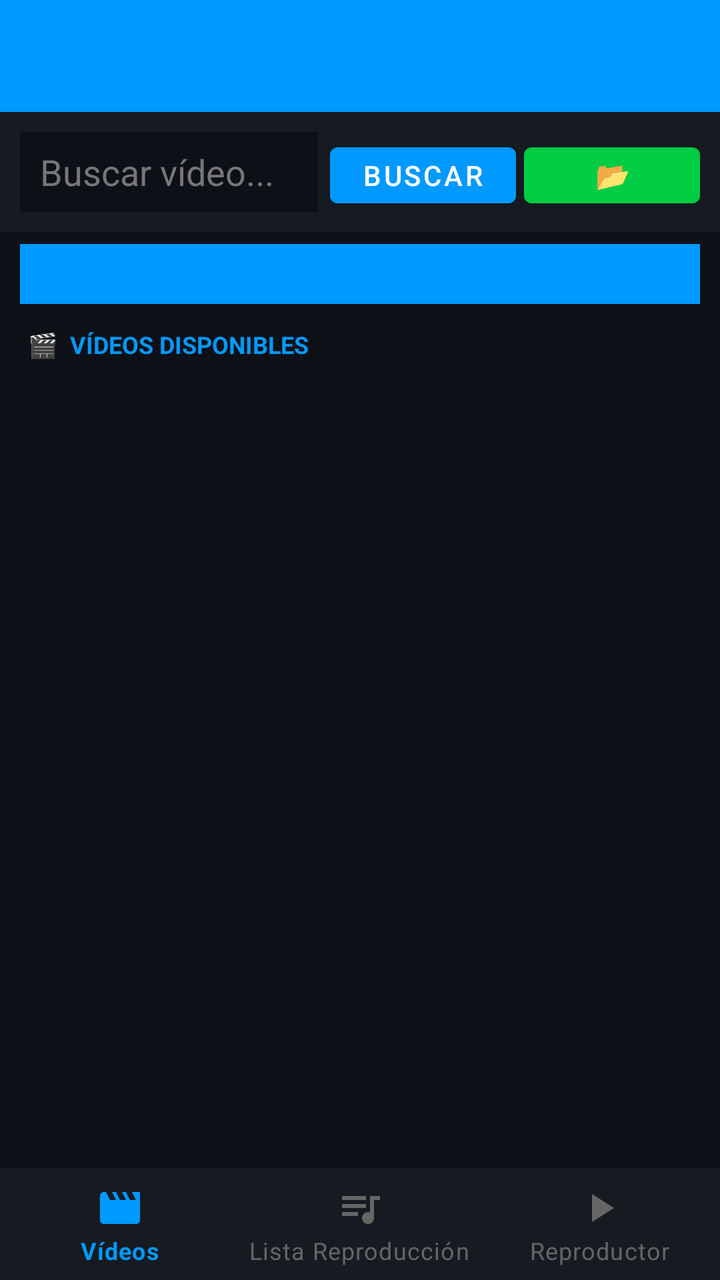
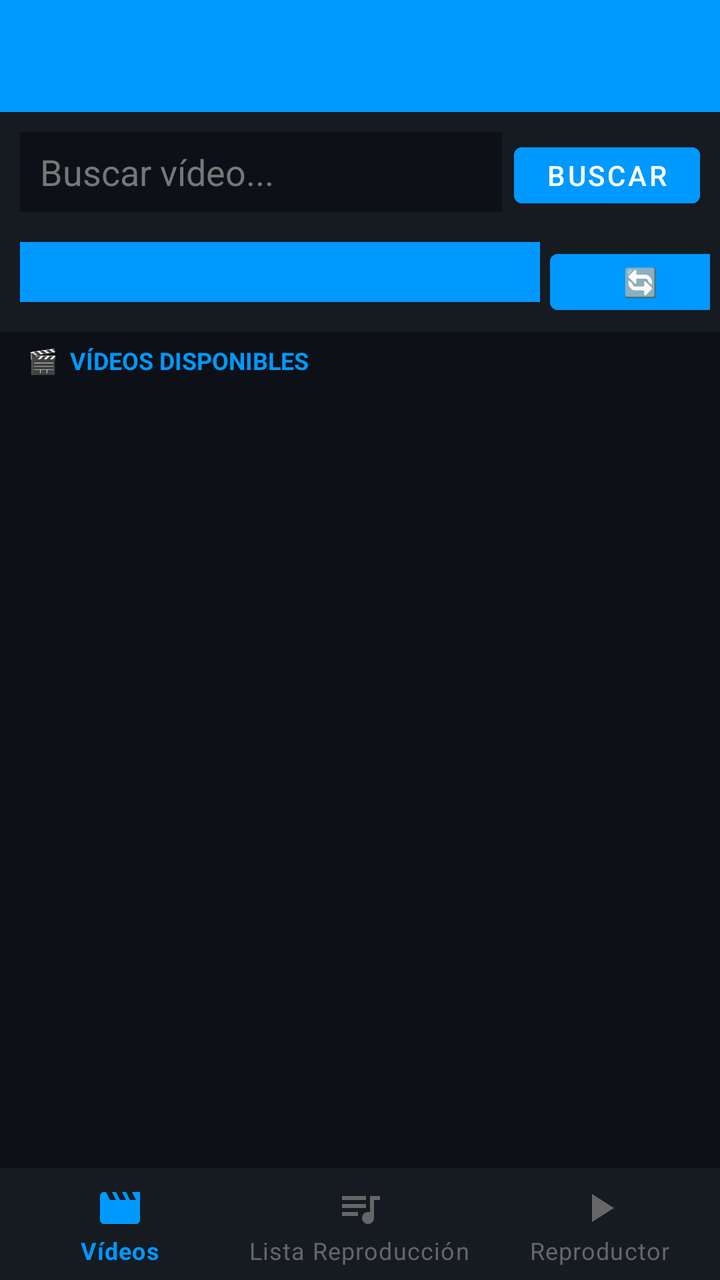

The first picture is an Android layout as it rendered before a commit; the second is the same layout after the commit. The layout source and the unified diff follow.
<!-- AndroidManifest.xml: application theme Theme.VideoControl -->
<!-- res/layout/activity_main.xml -->
<?xml version="1.0" encoding="utf-8"?>
<LinearLayout xmlns:android="http://schemas.android.com/apk/res/android"
    xmlns:app="http://schemas.android.com/apk/res-auto"
    android:layout_width="match_parent"
    android:layout_height="match_parent"
    android:orientation="vertical"
    android:background="@color/bg_dark">

    <androidx.appcompat.widget.Toolbar
        android:id="@+id/toolbar"
        android:layout_width="match_parent"
        android:layout_height="?attr/actionBarSize"
        android:background="@color/accent_blue"
        app:titleTextColor="@android:color/white" />

    
    <LinearLayout
        android:id="@+id/panelVideos"
        android:layout_width="match_parent"
        android:layout_height="0dp"
        android:layout_weight="1"
        android:orientation="vertical"
        android:visibility="visible">

        
        <LinearLayout
            android:layout_width="match_parent"
            android:layout_height="wrap_content"
            android:orientation="horizontal"
            android:padding="10dp"
            android:background="@color/card_dark">

            <EditText
                android:id="@+id/searchEditText"
                android:layout_width="0dp"
                android:layout_height="40dp"
                android:layout_weight="1"
                android:hint="Buscar vídeo..."
                android:textColorHint="#777"
                android:textColor="@android:color/white"
                android:background="@color/bg_dark"
                android:paddingHorizontal="10dp"
                android:singleLine="true" />

            <Button
                android:id="@+id/searchButton"
                android:layout_width="wrap_content"
                android:layout_height="40dp"
                android:text="Buscar"
                android:backgroundTint="@color/accent_blue"
                android:textColor="@color/white"
                android:layout_marginStart="6dp" />

            <Button
                android:id="@+id/scanButton"
                android:layout_width="wrap_content"
                android:layout_height="40dp"
                android:text="📂"
                android:backgroundTint="@color/accent_green"
                android:layout_marginStart="4dp" />
        </LinearLayout>

        <Spinner
            android:id="@+id/categorySpinner"
            android:layout_width="match_parent"
            android:layout_height="30dp"
            android:layout_marginHorizontal="10dp"
            android:layout_marginVertical="6dp"
            android:background="@color/accent_blue" />

        <TextView
            android:layout_width="match_parent"
            android:layout_height="wrap_content"
            android:text="🎬  VÍDEOS DISPONIBLES"
            android:textColor="@color/accent_blue"
            android:textSize="12sp"
            android:textStyle="bold"
            android:paddingHorizontal="14dp"
            android:paddingVertical="6dp" />

        <androidx.recyclerview.widget.RecyclerView
            android:id="@+id/videosRecyclerView"
            android:layout_width="match_parent"
            android:layout_height="match_parent"
            android:clipToPadding="false"
            android:paddingBottom="8dp" />
    </LinearLayout>

    
    <LinearLayout
        android:id="@+id/panelQueue"
        android:layout_width="match_parent"
        android:layout_height="0dp"
        android:layout_weight="1"
        android:orientation="vertical"
        android:visibility="gone">

        <LinearLayout
            android:layout_width="match_parent"
            android:layout_height="wrap_content"
            android:orientation="horizontal"
            android:padding="10dp"
            android:background="@color/card_dark">

            <Button
                android:id="@+id/playQueueButton"
                android:layout_width="0dp"
                android:textSize="20dp"
                android:layout_height="wrap_content"
                android:layout_weight="1"
                android:text="▶"
                android:backgroundTint="@color/accent_green"
                android:textColor="@color/white" />

            <Button
                android:id="@+id/playNextButton"
                android:layout_width="0dp"
                android:layout_marginStart="8dp"
                android:textSize="20dp"
                android:layout_height="wrap_content"
                android:layout_weight="1"
                android:text="▶▶|"
                android:backgroundTint="@color/accent_green"
                android:textColor="@color/white" />


            <Button
                android:id="@+id/clearQueueButton"
                android:layout_width="0dp"
                android:layout_height="wrap_content"
                android:layout_weight="1"
                android:layout_marginStart="8dp"
                android:textSize="20dp"
                android:text="🗑️"
                android:backgroundTint="@color/accent_red"
                android:textColor="@color/white" />
        </LinearLayout>

        <TextView
            android:layout_width="match_parent"
            android:layout_height="wrap_content"
            android:text="📋  LISTA DE REPRODUCCIÓN"
            android:textColor="@color/accent_blue"
            android:textSize="12sp"
            android:textStyle="bold"
            android:paddingHorizontal="14dp"
            android:paddingVertical="6dp" />

        <androidx.recyclerview.widget.RecyclerView
            android:id="@+id/queueRecyclerView"
            android:layout_width="match_parent"
            android:layout_height="match_parent"
            android:clipToPadding="false"
            android:paddingBottom="8dp" />
    </LinearLayout>

    
    <LinearLayout
        android:id="@+id/panelPlayer"
        android:layout_width="match_parent"
        android:layout_height="0dp"
        android:layout_weight="1"
        android:orientation="vertical"
        android:gravity="center"
        android:padding="24dp"
        android:visibility="gone">

        
        <TextView
            android:layout_width="wrap_content"
            android:layout_height="wrap_content"
            android:text="🖥"
            android:textSize="64sp"
            android:layout_marginBottom="8dp" />

        
        <TextView
            android:id="@+id/nowPlayingTitle"
            android:layout_width="match_parent"
            android:layout_height="wrap_content"
            android:text="Ningún vídeo"
            android:textColor="@android:color/white"
            android:textSize="18sp"
            android:textStyle="bold"
            android:gravity="center"
            android:layout_marginBottom="4dp" />

        <TextView
            android:id="@+id/playerStateText"
            android:layout_width="match_parent"
            android:layout_height="wrap_content"
            android:text="Detenido"
            android:textColor="#AAAAAA"
            android:textSize="14sp"
            android:gravity="center"
            android:layout_marginBottom="4dp" />

        <TextView
            android:id="@+id/queueCountText"
            android:layout_width="match_parent"
            android:layout_height="wrap_content"
            android:text="En cola: 0 video(s)"
            android:textColor="@color/accent_blue"
            android:textSize="13sp"
            android:gravity="center"
            android:layout_marginBottom="24dp" />

        
        <LinearLayout
            android:layout_width="wrap_content"
            android:layout_height="wrap_content"
            android:orientation="horizontal"
            android:gravity="center"
            android:layout_marginBottom="24dp">

            <ImageButton
                android:id="@+id/btnStop"
                android:layout_width="60dp"
                android:layout_height="60dp"
                android:src="@android:drawable/ic_media_pause"
                android:background="@color/card_dark"
                android:tint="@color/accent_red"
                android:layout_marginHorizontal="8dp" />

            <ImageButton
                android:id="@+id/btnPlayPause"
                android:layout_width="72dp"
                android:layout_height="72dp"
                android:src="@android:drawable/ic_media_play"
                android:background="@color/accent_blue"
                android:tint="@android:color/white"
                android:layout_marginHorizontal="8dp" />

            <ImageButton
                android:id="@+id/btnNext"
                android:layout_width="60dp"
                android:layout_height="60dp"
                android:src="@android:drawable/ic_media_next"
                android:background="@color/card_dark"
                android:tint="@color/accent_green"
                android:layout_marginHorizontal="8dp" />

            <ImageButton
                android:id="@+id/btnFullscreen"
                android:layout_width="60dp"
                android:layout_height="60dp"
                android:src="@drawable/ic_fullscreen"
                android:background="@color/card_dark"
                android:tint="#FFCC00"
                android:layout_marginHorizontal="8dp" />
        </LinearLayout>

        
        <TextView
            android:layout_width="match_parent"
            android:layout_height="wrap_content"
            android:text="🔊  Volumen"
            android:textColor="#AAAAAA"
            android:textSize="13sp"
            android:layout_marginBottom="6dp" />

        <SeekBar
            android:id="@+id/volumeSeekBar"
            android:layout_width="match_parent"
            android:layout_height="wrap_content"
            android:max="200"
            android:progress="100"
            android:thumbTint="@color/accent_blue"
            android:progressTint="@color/accent_blue" />

    </LinearLayout>

    
    <com.google.android.material.bottomnavigation.BottomNavigationView
        android:id="@+id/bottomNav"
        android:layout_width="match_parent"
        android:layout_height="wrap_content"
        android:background="@color/card_dark"
        app:itemIconTint="@color/nav_selector"
        app:itemTextColor="@color/nav_selector"
        app:menu="@menu/bottom_nav_menu" />

</LinearLayout>
<!-- resources referenced by this layout -->
<resources>
  <color name="accent_blue">#0099FF</color>
  <color name="accent_green">#00CC44</color>
  <color name="accent_red">#CC2200</color>
  <color name="bg_dark">#0D1117</color>
  <color name="card_dark">#161B22</color>
  <color name="white">#FFFFFF</color>
  <!-- drawable ic_fullscreen (drawable) -->
  <?xml version="1.0" encoding="utf-8"?>
  <vector xmlns:android="http://schemas.android.com/apk/res/android"
      android:width="24dp" android:height="24dp"
      android:viewportWidth="24" android:viewportHeight="24">
    <path android:fillColor="@android:color/white"
        android:pathData="M7,14H5v5h5v-2H7v-3zM5,10h2V7h3V5H5v5zM17,17h-3v2h5v-5h-2v3zM14,5v2h3v3h2V5h-5z"/>
  </vector>
  <style name="Theme.VideoControl" parent="Theme.MaterialComponents.DayNight.NoActionBar">
          <item name="colorPrimary">@color/accent_blue</item>
          <item name="colorPrimaryVariant">@color/accent_blue</item>
          <item name="colorOnPrimary">@color/white</item>
          <item name="android:windowBackground">@color/bg_dark</item>
          <item name="android:statusBarColor">@color/bg_dark</item>
      </style>
</resources>

<!-- the commit's change to res/layout/activity_main.xml (unified diff, before → after) -->
@@ -32,15 +32,15 @@
 
             <EditText
                 android:id="@+id/searchEditText"
-                android:layout_width="0dp"
+                android:layout_width="275dp"
                 android:layout_height="40dp"
                 android:layout_weight="1"
+                android:background="@color/bg_dark"
                 android:hint="Buscar vídeo..."
-                android:textColorHint="#777"
+                android:paddingHorizontal="10dp"
+                android:singleLine="true"
                 android:textColor="@android:color/white"
-                android:background="@color/bg_dark"
-                android:paddingHorizontal="10dp"
-                android:singleLine="true" />
+                android:textColorHint="#777" />
 
             <Button
                 android:id="@+id/searchButton"
@@ -51,22 +51,33 @@
                 android:textColor="@color/white"
                 android:layout_marginStart="6dp" />
 
+
+        </LinearLayout>
+
+        <LinearLayout
+            android:layout_width="match_parent"
+            android:layout_height="wrap_content"
+            android:orientation="horizontal"
+            android:padding="5dp"
+            android:background="@color/card_dark">
+
+            <Spinner
+                android:id="@+id/categorySpinner"
+                android:layout_width="260dp"
+                android:layout_height="30dp"
+                android:layout_marginHorizontal="5dp"
+                android:layout_marginVertical="0dp"
+                android:background="@color/accent_blue" />
+
             <Button
                 android:id="@+id/scanButton"
-                android:layout_width="wrap_content"
+                android:layout_width="90dp"
                 android:layout_height="40dp"
-                android:text="📂"
-                android:backgroundTint="@color/accent_green"
-                android:layout_marginStart="4dp" />
-        </LinearLayout>
-
-        <Spinner
-            android:id="@+id/categorySpinner"
-            android:layout_width="match_parent"
-            android:layout_height="30dp"
-            android:layout_marginHorizontal="10dp"
-            android:layout_marginVertical="6dp"
-            android:background="@color/accent_blue" />
+                android:layout_marginRight="2dp"
+                android:backgroundTint="@color/accent_blue"
+                android:text="🔄" />
+
+        </LinearLayout>
 
         <TextView
             android:layout_width="match_parent"
